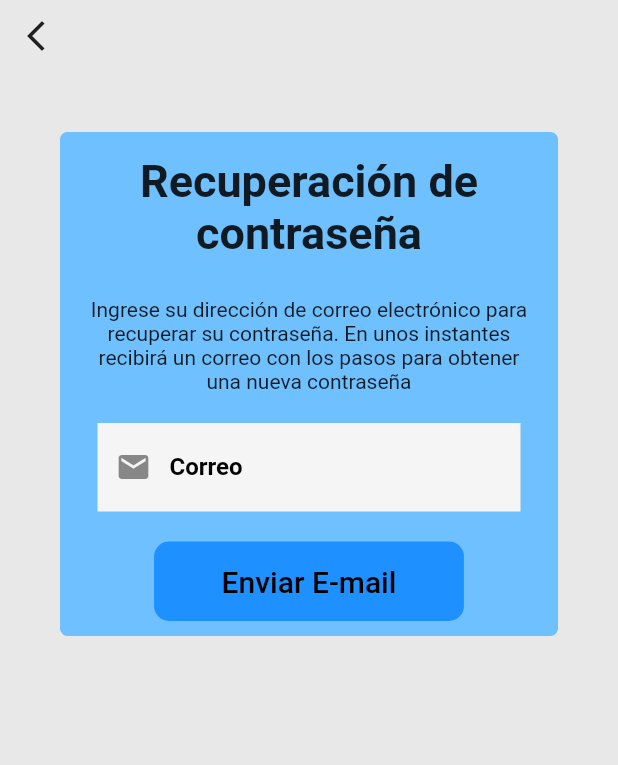
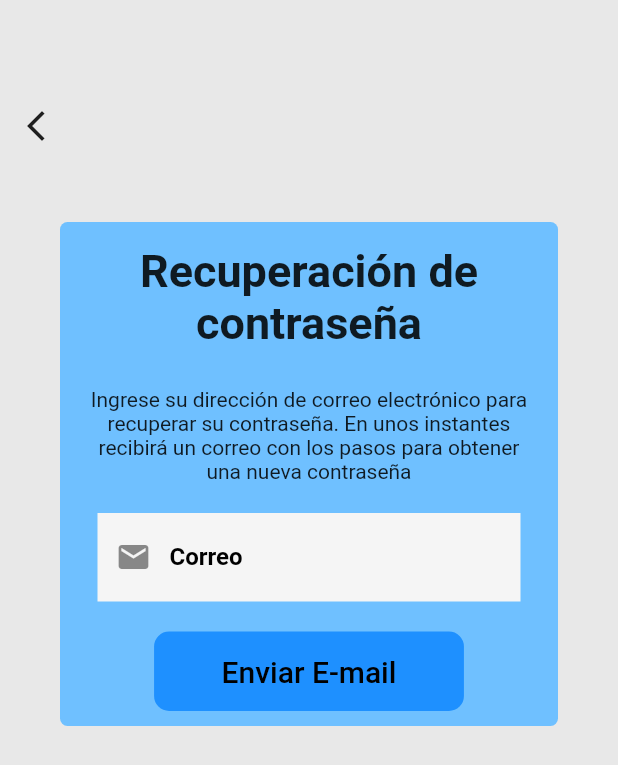
Before and after one commit to 4ngelo12/Proyecto_PAM, a Flutter app: the screen it shows after launch, after a tap on "Olvide mi contraseña", on a phone screen of 412 x 824 dp. Shown: the top 765 px of the screen. Run offline on Flutter 3.47's test engine with Material 2 defaults, Android fonts, the phone set to English and light mode, and no system bars; our stand-ins replace adaptive_theme, carousel_slider, cloud_firestore, firebase_auth, firebase_core, firebase_storage and 2 more; accounts and stored records are empty.

Commit message:
Mejorando diseño mobile

```diff
--- a/lib/app/screens/buy_screen.dart
+++ b/lib/app/screens/buy_screen.dart
@@ -159,7 +159,7 @@ class _BuyScreen extends State<BuyScreen> {
                                   future: getProductoId(widget.idProd),
                                   builder: ((context, snapshot) {
                                     if (snapshot.hasData) {
-                                      return Image.asset(
+                                      return Image.network(
                                         "${snapshot.data?[0]['imagen']}",
                                         height: 350,
                                         width: 350,
--- a/lib/app/screens/login_screen.dart
+++ b/lib/app/screens/login_screen.dart
@@ -85,7 +85,7 @@ class _LoginScreen extends State<_LoginSreenPri> {
 
     return Scaffold(
       body: SingleChildScrollView(
-        padding: const EdgeInsets.only(top: 40, bottom: 20),
+        padding: const EdgeInsets.only(top: 75, bottom: 20),
         child: Center(
           child: Column(
             mainAxisAlignment: MainAxisAlignment.center,
@@ -203,11 +203,9 @@ class _LoginScreen extends State<_LoginSreenPri> {
                                 ),
                               ),
                             ): const Text(""),
-                            Padding(
-                              padding: const EdgeInsets.all(5),
-                              child: Container(
+                            Container(
                               alignment: AlignmentDirectional.centerEnd,
-                                width: MediaQuery.of(context).size.width / 1.5,
+                              width: MediaQuery.of(context).size.width / 1.3,
                               child: TextButton(
                                 onPressed: () {
                                   Navigator.push(context,
@@ -221,7 +219,6 @@ class _LoginScreen extends State<_LoginSreenPri> {
                                   "Olvide mi contraseña",
                                 ),
                               ),
-                              )
                             ),
                             Padding(
                               padding: const EdgeInsets.all(30),
--- a/lib/app/screens/recovery_pass.dart
+++ b/lib/app/screens/recovery_pass.dart
@@ -66,7 +66,9 @@ class _RecoveryScreen extends State<RecoveryScreen> {
       body: Center(
         child: Column(
           children: [
-            Row(
+            Padding(
+              padding: const EdgeInsets.only(top: 60),
+              child: Row(
                 mainAxisAlignment: MainAxisAlignment.start,
                 children: [
                   IconButton(
@@ -78,6 +80,7 @@ class _RecoveryScreen extends State<RecoveryScreen> {
                       icon: const Icon(Icons.arrow_back_ios_new)
                   )
                 ],
+              ),
             ),
             Container(
               decoration: BoxDecoration(
--- a/lib/app/screens/register_screen.dart
+++ b/lib/app/screens/register_screen.dart
@@ -68,7 +68,7 @@ class _RegisterScreen extends State<RegisterScreen> {
 
     return Scaffold(
         body: SingleChildScrollView(
-          padding: const EdgeInsets.only(top: 40),
+          padding: const EdgeInsets.only(top: 75),
           child: Center(
               child: Column(
                 mainAxisAlignment: MainAxisAlignment.center,
--- a/lib/app/widgets/homeInicio.dart
+++ b/lib/app/widgets/homeInicio.dart
@@ -39,7 +39,9 @@ class _InicioScreen extends State<Inicio> {
                       borderRadius: const BorderRadius.all(Radius.circular(5)),
                       color: AdaptiveTheme.of(context).mode.isDark ? General.generalBlueDark : General.generalBlue,
                     ),
-                    child: Image.asset(urlImage, fit: BoxFit.cover),
+                    child: Image.network(urlImage,
+                      height: 60,
+                      width: 90,),
                   ),
                   Padding(
                     padding: const EdgeInsets.only(left: 15, top: 20),
@@ -119,7 +121,7 @@ class _InicioScreen extends State<Inicio> {
                         autoPlay: true,
                         autoPlayInterval: const Duration(seconds: 4)
                     ),
-                    itemCount: snapshot.data?.length,
+                    itemCount: 4,
                     itemBuilder: (context, index, realIndex) {
                       final urlImage = "${snapshot.data?[index]['imagen']}";
 
--- a/pubspec.yaml
+++ b/pubspec.yaml
@@ -48,6 +48,7 @@ dependencies:
   cloud_firestore: ^4.7.1
   image_picker: ^0.8.7+5
   firebase_storage: ^11.2.2
+  image: ^3.0.2
 
 dev_dependencies:
   flutter_test:
```
Also changed, not shown: lib/app/screens/registerprods_screen.dart (+3 -7 lines), lib/app/services/firebase_service.dart (+1 -45 lines), pubspec.lock. Lines whose indentation alone changed are shown as unchanged.
